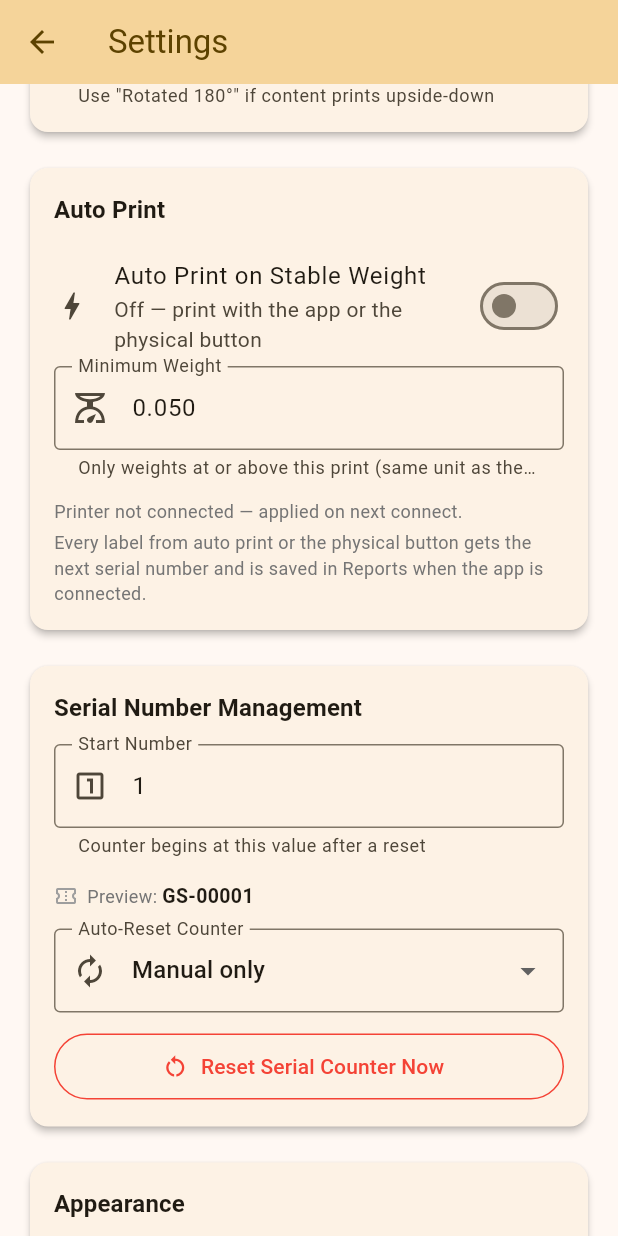
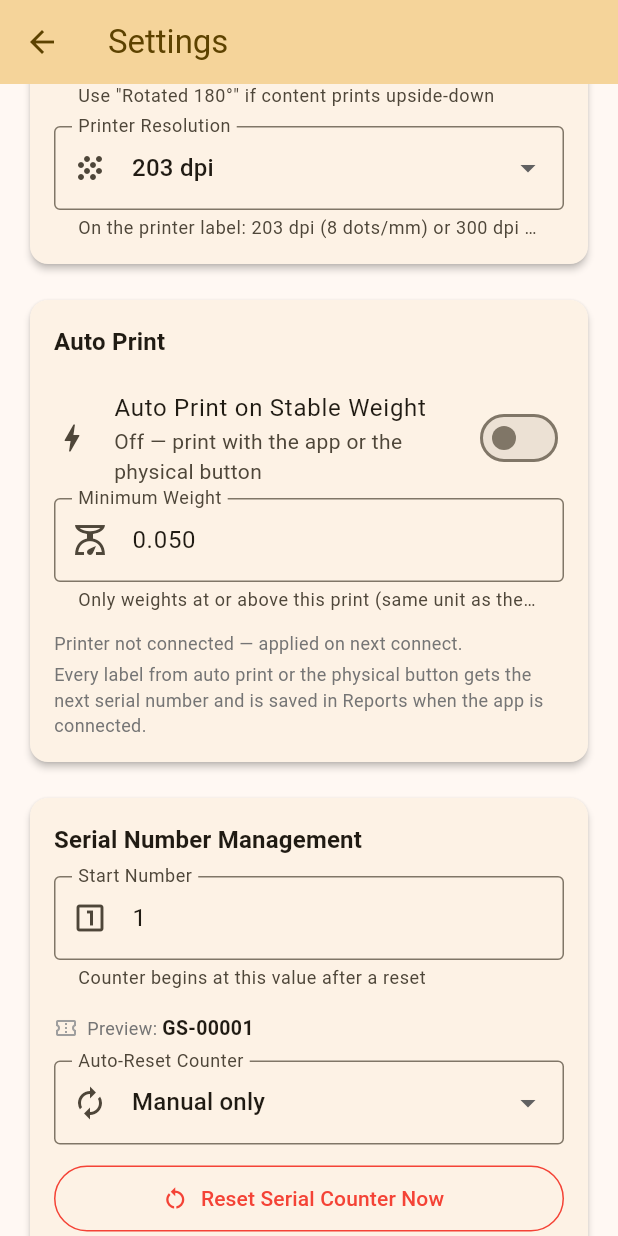
Before and after one commit to jiten3683-cloud/gs-label-app, a Flutter app: the SettingsPage screen opened directly, scrolled down 1152 dp, on a phone screen of 412 x 824 dp. Run offline on Flutter 3.47's test engine with Material 3 defaults, Android fonts, the phone set to English and light mode, and no system bars; our stand-ins replace barcode_widget, csv, device_info_plus, file_picker, flutter_blue_plus, flutter_secure_storage and 8 more; missing offline and left inert: excel, qr; accounts and stored records are empty.

Commit message:
feat: 300 dpi printer support (v1.0.9+11)
Settings gets a "Printer Resolution" choice (203 / 300 dpi, setting
printer_dpi) and every print job now carries it as label 'dpi'. The
firmware keeps templates in 203 dpi dots and, at 300 dpi, scales all
coordinates by 11.811/8, picks the nearest built-in font that is never
more than 8% taller or 10% wider, keeps bottom lines inside the tag in
direction 1, and redraws QR/barcode/box/logo bitmaps at the larger size,
so one template prints at the same physical size on both printers.

Co-Authored-By: Claude Opus 5.5 <noreply@anthropic.com>

```diff
--- a/app/lib/pages/reports_page.dart
+++ b/app/lib/pages/reports_page.dart
@@ -747,6 +747,7 @@ class _LabelPreviewSheetState extends State<_LabelPreviewSheet> {
           'gap': tpl['gap_mm'] ?? 3,
           'darkness': int.tryParse(darkStr) ?? 8,
           'dir':      int.tryParse(dirStr)  ?? 0,
+          'dpi': int.tryParse(await db.getSetting('printer_dpi', def: '203')) ?? 203,
         },
         'copies': row['copies'] as int? ?? 1,
         'elements': elements,
--- a/app/lib/pages/scale_page.dart
+++ b/app/lib/pages/scale_page.dart
@@ -565,6 +565,7 @@ class _ScalePageState extends State<ScalePage> {
         'w': tplRow['width_mm'], 'h': tplRow['height_mm'],
         'gap': tplRow['gap_mm'], 'darkness': int.tryParse(darkStr) ?? 8,
         'dir': int.tryParse(dirStr) ?? 1,
+        'dpi': int.tryParse(await db.getSetting('printer_dpi', def: '203')) ?? 203,
       },
       'copies': copies,
       // Extra-zero padding travels with the job so a physical-button reprint on
@@ -649,7 +650,8 @@ class _ScalePageState extends State<ScalePage> {
 
     final dirStr2 = await db.getSetting('print_direction', def: '1');
     final job = {'cmd': 'print',
-        'label': {'w': wMm, 'h': hMm, 'gap': gap, 'dir': int.tryParse(dirStr2) ?? 1},
+        'label': {'w': wMm, 'h': hMm, 'gap': gap, 'dir': int.tryParse(dirStr2) ?? 1,
+                  'dpi': int.tryParse(await db.getSetting('printer_dpi', def: '203')) ?? 203},
         'copies': 1, 'elements': elems};
     final sent = await ble.sendPrintJob(job);
     // The ESP32 now reprints this quick label on button/auto print; records
--- a/app/lib/pages/settings_page.dart
+++ b/app/lib/pages/settings_page.dart
@@ -31,6 +31,7 @@ class _SettingsPageState extends State<SettingsPage> {
   final _bleNameCtrl      = TextEditingController(text: 'GS-LABEL-BRIDGE');
   String _defaultUnit     = 'g';
   int    _printDirection  = 1;   // 0 = Normal, 1 = Rotated 180°
+  int    _printerDpi      = 203; // 203 or 300 dots per inch
   bool   _extraZero       = false; // pad one extra trailing zero on weights
   bool   _autoPrint       = false; // ESP32 prints by itself on stable weight
   final _autoMinCtrl      = TextEditingController(text: '0.050');
@@ -72,6 +73,7 @@ class _SettingsPageState extends State<SettingsPage> {
     _bleNameCtrl.text      = s['ble_device_name']      ?? 'GS-LABEL-BRIDGE';
     _defaultUnit           = s['default_unit']     ?? 'g';
     _printDirection        = int.tryParse(s['print_direction'] ?? '1') ?? 1;
+    _printerDpi            = int.tryParse(s['printer_dpi'] ?? '203') == 300 ? 300 : 203;
     _extraZero             = (s['weight_extra_zero'] ?? '0') == '1';
     _autoPrint             = (s['auto_print'] ?? '0') == '1';
     _autoMinCtrl.text      = s['auto_min_wt'] ?? '0.050';
@@ -133,6 +135,7 @@ class _SettingsPageState extends State<SettingsPage> {
       'ble_device_name':      _bleNameCtrl.text,
       'default_unit':    _defaultUnit,
       'print_direction': _printDirection.toString(),
+      'printer_dpi':     _printerDpi.toString(),
       'weight_extra_zero': _extraZero ? '1' : '0',
       'auto_print':  _autoPrint ? '1' : '0',
       'auto_min_wt': ((double.tryParse(_autoMinCtrl.text) ?? 0) > 0
@@ -250,6 +253,20 @@ class _SettingsPageState extends State<SettingsPage> {
                     DropdownMenuItem(value: 1, child: Text('Rotated 180° (DIRECTION 1)')),
                   ],
                   onChanged: (v) => setState(() => _printDirection = v ?? 0),
+                ),
+                const SizedBox(height: 12),
+                DropdownButtonFormField<int>(
+                  value: _printerDpi,
+                  decoration: const InputDecoration(
+                      labelText: 'Printer Resolution',
+                      prefixIcon: Icon(Icons.grain),
+                      border: OutlineInputBorder(),
+                      helperText: 'On the printer label: 203 dpi (8 dots/mm) or 300 dpi (12 dots/mm)'),
+                  items: const [
+                    DropdownMenuItem(value: 203, child: Text('203 dpi')),
+                    DropdownMenuItem(value: 300, child: Text('300 dpi')),
+                  ],
+                  onChanged: (v) => setState(() => _printerDpi = v ?? 203),
                 ),
               ]),
               const SizedBox(height: 16),
--- a/app/pubspec.yaml
+++ b/app/pubspec.yaml
@@ -1,7 +1,7 @@
 name: gs_label_app
 description: "JBC-GS-PRINTER — Gold & Silver label printing app for ESP32 + TSC TTP-244 Pro"
 publish_to: 'none'
-version: 1.0.8+10
+version: 1.0.9+11
 
 environment:
   sdk: '>=3.3.0 <4.0.0'
```
Also changed, not shown: 1 other file.
